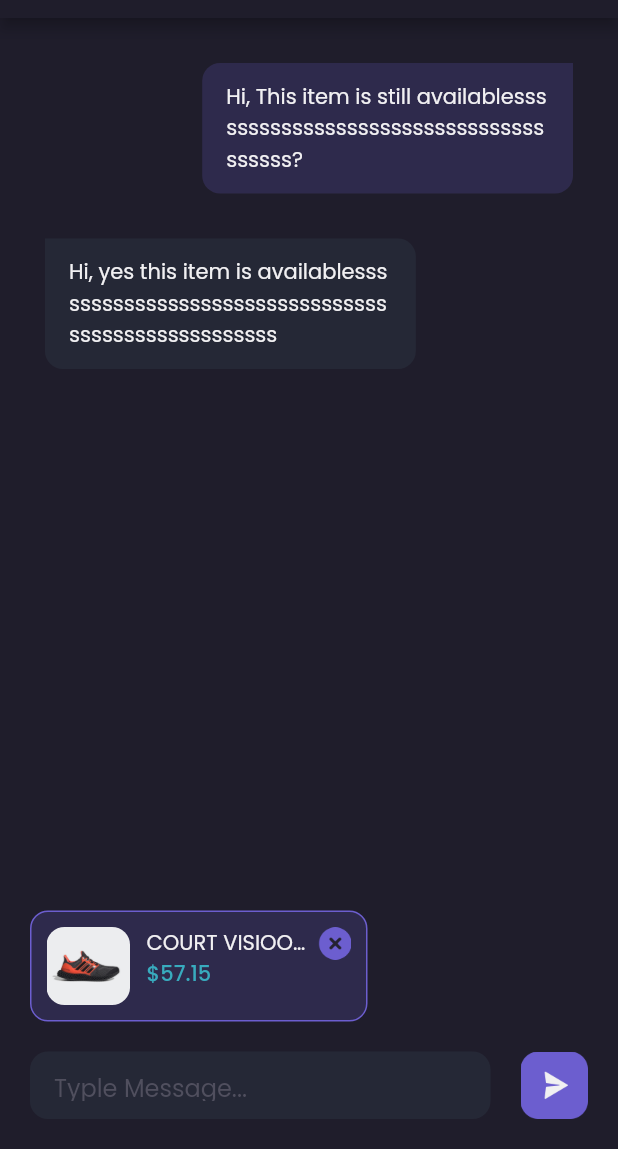
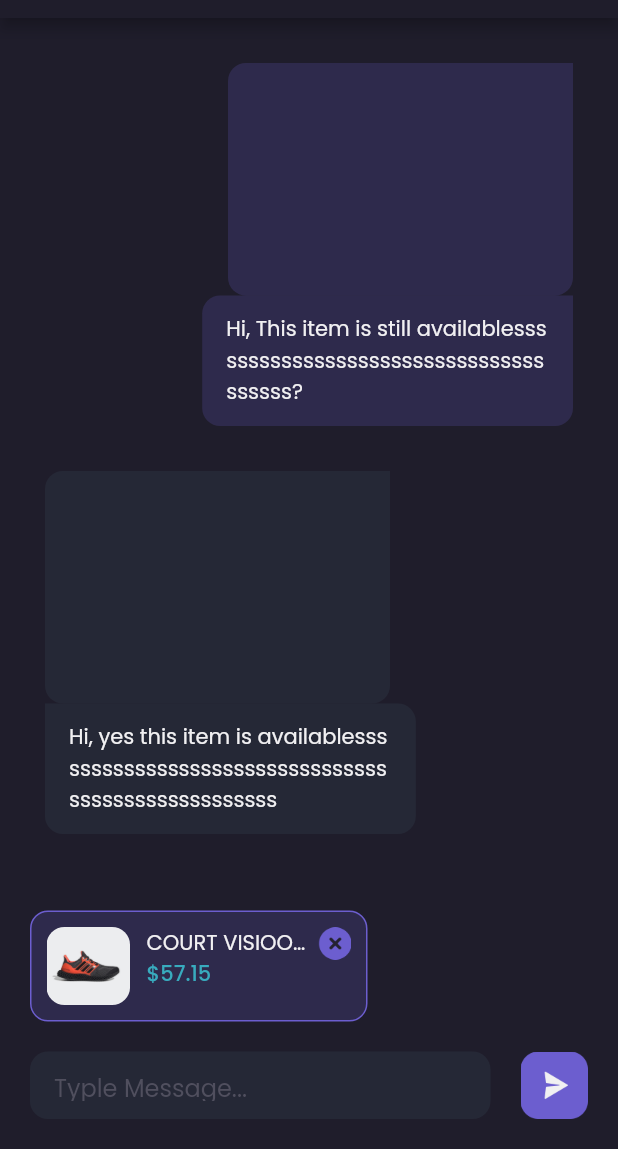
Before and after one commit to fahadhafizdev/shamo_app, a Flutter app: the DetailChatPage screen opened by its route, on a phone screen of 412 x 824 dp, the part 87-1236 px from its top. Run offline on Flutter 3.47's test engine with Material 2 defaults, Android fonts, the phone set to English and light mode, and no system bars; our stand-ins replace google_fonts.

Commit message:
Update custom_chat_buble_widget.dart

```diff
--- a/lib/ui/widget/custom_chat_buble_widget.dart
+++ b/lib/ui/widget/custom_chat_buble_widget.dart
@@ -9,10 +9,31 @@ class CustomChatBuble extends StatelessWidget {
 
   @override
   Widget build(BuildContext context) {
+    Widget productReview() {
+      return Container(
+        width: 230,
+        height: 155,
+        padding: EdgeInsets.all(12),
+        decoration: BoxDecoration(
+          borderRadius: BorderRadius.only(
+            bottomRight: Radius.circular(12),
+            bottomLeft: Radius.circular(12),
+            topLeft: Radius.circular(12),
+          ),
+          color: isSender ? purpleColor.withOpacity(0.2) : bgColor,
+        ),
+      );
+    }
+
     return Container(
       width: double.infinity,
       margin: EdgeInsets.only(top: 30),
-      child: Row(
+      child: Column(
+        crossAxisAlignment:
+            isSender ? CrossAxisAlignment.end : CrossAxisAlignment.start,
+        children: [
+          productReview(),
+          Row(
             mainAxisAlignment:
                 isSender ? MainAxisAlignment.end : MainAxisAlignment.start,
             children: [
@@ -24,11 +45,7 @@ class CustomChatBuble extends StatelessWidget {
                   vertical: 12,
                 ),
                 decoration: BoxDecoration(
-                color: isSender
-                    ? purpleColor.withOpacity(
-                        0.2,
-                      )
-                    : bgColor,
+                    color: isSender ? purpleColor.withOpacity(0.2) : bgColor,
                     borderRadius: BorderRadius.only(
                       topLeft: Radius.circular(isSender ? 12 : 0),
                       bottomLeft: Radius.circular(12),
@@ -43,6 +60,8 @@ class CustomChatBuble extends StatelessWidget {
               ),
             ],
           ),
+        ],
+      ),
     );
   }
 }
```
Lines whose indentation alone changed are shown as unchanged.
